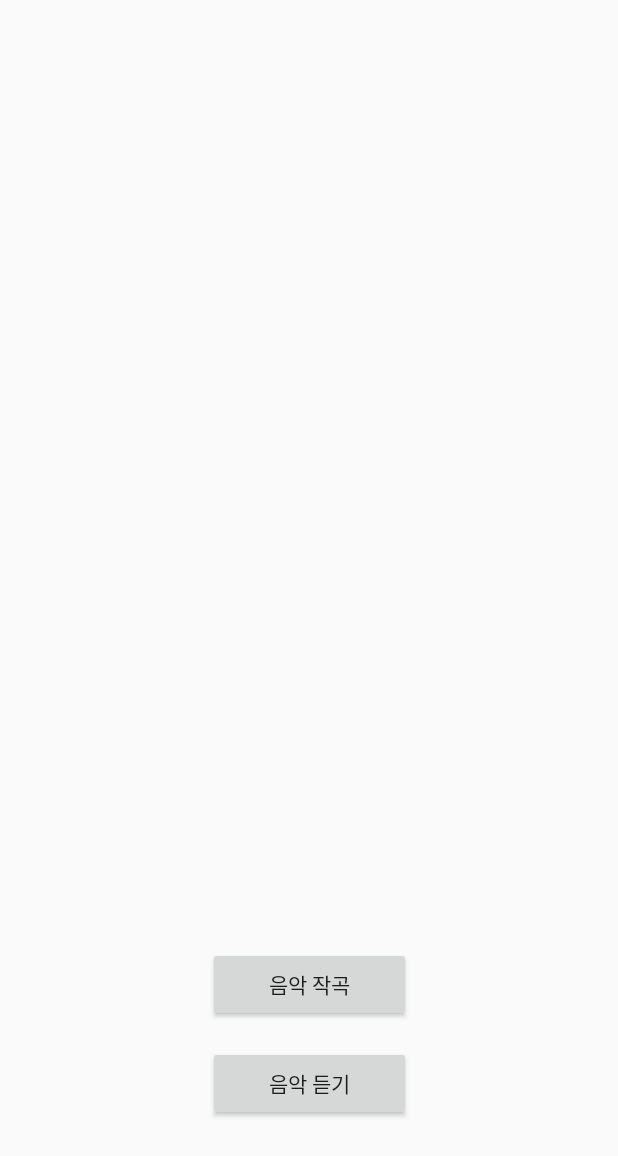
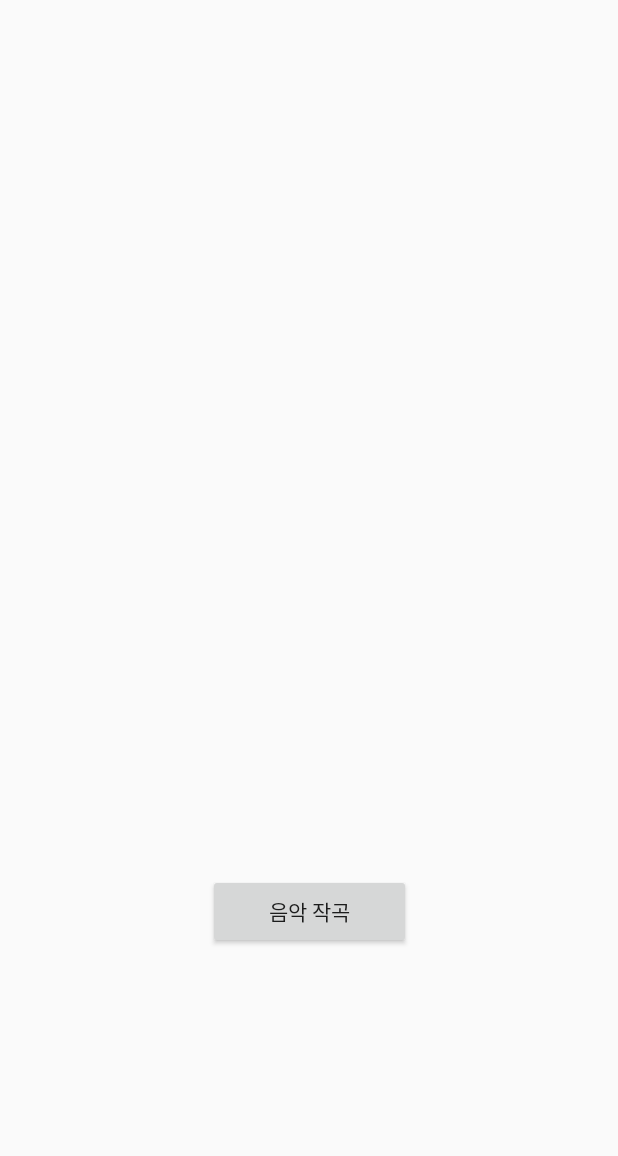
Before and after one commit to cokes04/melody, an Android app: the screen it shows after launch (MainActivity), on a phone screen of 412 x 824 dp. Shown: the top 1156 px of the screen. Run offline under Robolectric (Android 15) with nearby library versions, the phone set to English and light mode, and no system bars; our stand-ins replace navigation-ui.

Commit message:
불필요한 기능 제거

```diff
--- a/ui/app/src/main/java/com/melody/ui/MainActivity.java
+++ b/ui/app/src/main/java/com/melody/ui/MainActivity.java
@@ -19,7 +19,6 @@ public class MainActivity extends AppCompatActivity {
     private ActivityMainBinding binding;
 
     private Button generateButton;
-    private Button playButton;
 
     @Override
     protected void onCreate(Bundle savedInstanceState) {
@@ -31,12 +30,6 @@ public class MainActivity extends AppCompatActivity {
         generateButton = findViewById(R.id.go_generate_button);
         generateButton.setOnClickListener( (View v) -> {
             Intent intent = new Intent(getApplicationContext(), GenerateMusicActivity.class);
-            startActivity(intent);
-        });
-
-        playButton = findViewById(R.id.go_play_button);
-        playButton.setOnClickListener( (View v) -> {
-            Intent intent = new Intent(getApplicationContext(), PlayMusicActivity.class);
             startActivity(intent);
         });
     }
--- a/ui/app/src/main/java/com/melody/ui/PlayMusicActivity.java
+++ b/ui/app/src/main/java/com/melody/ui/PlayMusicActivity.java
@@ -36,7 +36,6 @@ public class PlayMusicActivity extends AppCompatActivity {
 
         seekbar = (SeekBar) findViewById(R.id.seekBar);
         playStopButton = (Button) findViewById(R.id.control_music_button);
-        uploadMusicButton = (Button) findViewById(R.id.upload_music_button);
 
         playStopButton.setOnClickListener( (View view) -> {
             if (!isExistsMusic()){
--- a/ui/app/src/main/res/layout/content_main.xml
+++ b/ui/app/src/main/res/layout/content_main.xml
@@ -11,21 +11,10 @@
         android:layout_width="135dp"
         android:layout_height="50dp"
         android:text="@string/generate"
-        app:layout_constraintBottom_toTopOf="@+id/go_play_button"
-        app:layout_constraintEnd_toEndOf="parent"
-        app:layout_constraintStart_toStartOf="parent"
-        app:layout_constraintTop_toTopOf="parent"
-        app:layout_constraintVertical_bias="0.975" />
-
-    <Button
-        android:id="@+id/go_play_button"
-        android:layout_width="135dp"
-        android:layout_height="50dp"
-        android:text="@string/play_music"
         app:layout_constraintBottom_toBottomOf="parent"
         app:layout_constraintEnd_toEndOf="parent"
         app:layout_constraintStart_toStartOf="parent"
         app:layout_constraintTop_toTopOf="parent"
-        app:layout_constraintVertical_bias="0.901" />
+        app:layout_constraintVertical_bias="0.753" />
 
 </android.support.constraint.ConstraintLayout>
```
Also changed, not shown: ui/app/src/main/res/layout/activity_play_music.xml (+0 -10 lines).
